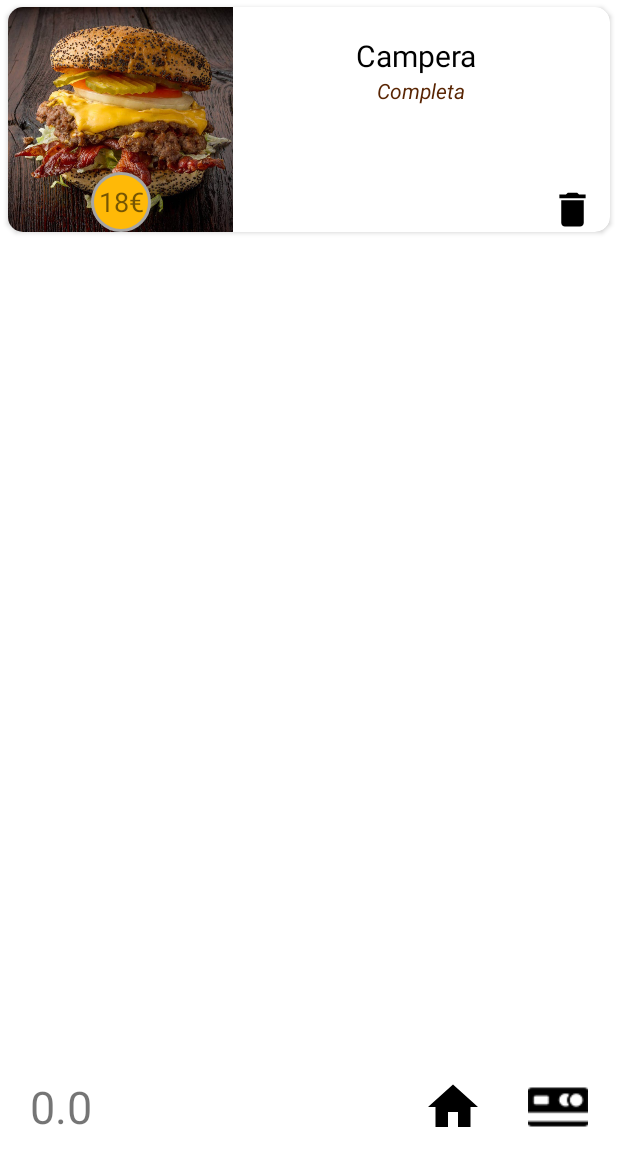
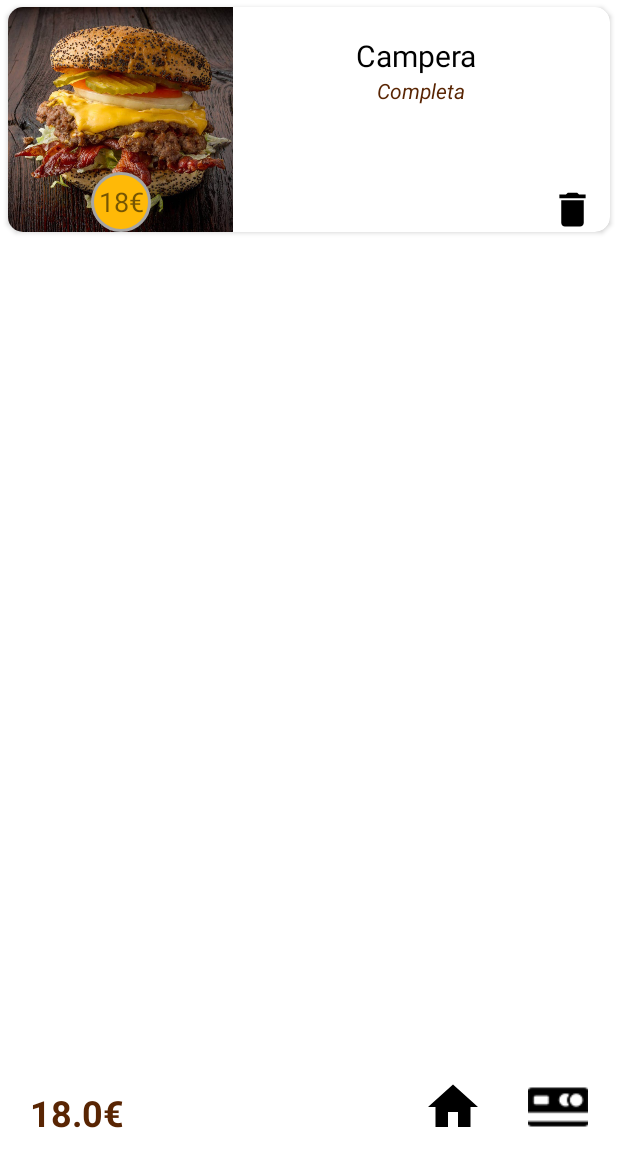
Before and after one commit to joseolivagarcia/hAPPburguer, an Android app: the CarritoActivity screen opened directly, with no data from a screen before it, on a phone screen of 412 x 824 dp, the part 84-1236 px from its top. Run offline under Robolectric (Android 15) with nearby library versions, the phone set to English and light mode, and no system bars; our stand-ins replace Room's generated code.

```diff
--- a/app/src/main/AndroidManifest.xml
+++ b/app/src/main/AndroidManifest.xml
@@ -13,6 +13,9 @@
         android:supportsRtl="true"
         android:theme="@style/Theme.HAPPburguer"
         tools:targetApi="31">
+        <activity
+            android:name=".PagarActivity"
+            android:exported="false" />
         <activity
             android:name=".CarritoActivity"
             android:exported="false" />
--- a/app/src/main/java/joseoliva/com/happburguer/CarritoActivity.kt
+++ b/app/src/main/java/joseoliva/com/happburguer/CarritoActivity.kt
@@ -22,6 +22,7 @@ class CarritoActivity : AppCompatActivity() {
     lateinit var binding: ActivityCarritoBinding
     lateinit var viewModel: BurguerViewModel
     lateinit var recyclerview: RecyclerView
+    var preciototal = 0f
 
     override fun onCreate(savedInstanceState: Bundle?) {
         super.onCreate(savedInstanceState)
@@ -51,7 +52,7 @@ class CarritoActivity : AppCompatActivity() {
         viewModel.listaburguers.observe(this, Observer { list -> list?.let{
             //actualizamos la lista
             burguerRVAdapter.updateList(it)
-            binding.tvpreciototal.text = viewModel.preciototalpedido.toString()
+            sumarprecios(it)
         }
         })
 
@@ -60,6 +61,27 @@ class CarritoActivity : AppCompatActivity() {
             val intent = Intent(this,MainActivity::class.java)
             startActivity(intent)
             finish()
+        }
+
+        //funcionalidad del boton pagar
+        binding.pagarpedido.setOnClickListener {
+            val intent = Intent(this,PagarActivity::class.java)
+            intent.putExtra("precio", preciototal)
+            startActivity(intent)
+            finish()
+        }
+
+    }
+
+    private fun sumarprecios(it: List<BurguerPedida>) {
+        preciototal = 0f
+        if(it.size > 0){
+            for(b in it){
+                preciototal += b.precio.toFloat()
+                binding.tvpreciototal.text = preciototal.toString() + "€"
+            }
+        }else{
+            binding.tvpreciototal.text = preciototal.toString() + "€"
         }
 
     }
@@ -95,12 +117,11 @@ class CarritoActivity : AppCompatActivity() {
                 return  true
             }
             R.id.pedidos -> {
-                val intent = Intent(this,CarritoActivity::class.java)
-                startActivity(intent)
                 return  true
             }
             R.id.pagar -> {
-                val intent = Intent(this,CarritoActivity::class.java)
+                val intent = Intent(this,PagarActivity::class.java)
+                intent.putExtra("precio", preciototal)
                 startActivity(intent)
                 return true
             }
@@ -108,4 +129,9 @@ class CarritoActivity : AppCompatActivity() {
         }
         return super.onOptionsItemSelected(item)
     }
+
+    @Override
+    override fun onBackPressed() {
+
+    }
 }
--- a/app/src/main/java/joseoliva/com/happburguer/adapter/BurguerPedidoViewHolder.kt
+++ b/app/src/main/java/joseoliva/com/happburguer/adapter/BurguerPedidoViewHolder.kt
@@ -3,6 +3,7 @@ package joseoliva.com.happburguer.adapter
 import android.view.View
 import android.widget.ImageView
 import android.widget.TextView
+import android.widget.Toast
 import androidx.lifecycle.AndroidViewModel
 import androidx.recyclerview.widget.RecyclerView
 import joseoliva.com.happburguer.R
@@ -16,12 +17,10 @@ class BurguerPedidoViewHolder(view: View): RecyclerView.ViewHolder(view) {
     val nombre = view.findViewById<TextView>(R.id.tvnombre)
     val seleccion = view.findViewById<TextView>(R.id.tvseleccion)
     val btnborrar = view.findViewById<ImageView>(R.id.btnborrar)
-    val btnhome = view.findViewById<ImageView>(R.id.home)
 
     fun render(
         burguerpedidamodel: BurguerPedida,
         onClickDelete: (BurguerPedida) -> Unit){
-
         //relleno las vistas con los datos que obtengo de cada item que recorro
         foto.setImageResource(burguerpedidamodel.foto)
         precio.text = burguerpedidamodel.precio.toString() + "€"
--- a/app/src/main/java/joseoliva/com/happburguer/viewmodel/BurguerViewModel.kt
+++ b/app/src/main/java/joseoliva/com/happburguer/viewmodel/BurguerViewModel.kt
@@ -22,7 +22,6 @@ class BurguerViewModel(application: Application): AndroidViewModel(application)
     */
     val listaburguers: LiveData<List<BurguerPedida>>
     val repositorio: BurguerRepositorio
-    var preciototalpedido: Float = 0f
 
     init {
         /* el dao lo obtengo desde la clase BurguerDataBase llamando a la fun getDatabase
--- a/app/src/main/res/layout/activity_carrito.xml
+++ b/app/src/main/res/layout/activity_carrito.xml
@@ -32,7 +32,9 @@
         android:layout_marginLeft="20dp"
         android:layout_marginBottom="10dp"
         tools:text="150€"
-        android:textSize="30dp"/>
+        android:textSize="24dp"
+        android:textColor="@color/marron"
+        android:textStyle="bold"/>
     <ImageView
         android:id="@+id/home"
         android:layout_width="40dp"
```
Also changed, not shown: app/src/main/java/joseoliva/com/happburguer/MainActivity.kt (+7 -5 lines), app/src/main/java/joseoliva/com/happburguer/PagarActivity.kt (added, +62 -0 lines), app/src/main/java/joseoliva/com/happburguer/PersonalizarActivity.kt (+11 -0 lines), app/src/main/res/layout/activity_pagar.xml (added, +18 -0 lines).
